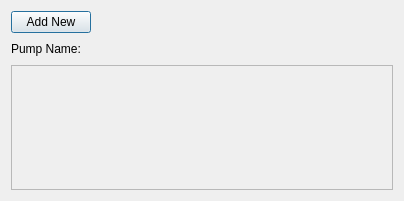
Above: ui/watering_pumpModels_dialog.ui from Ingeniousware/QGISWaterIng before the change. Below: the same form after it.
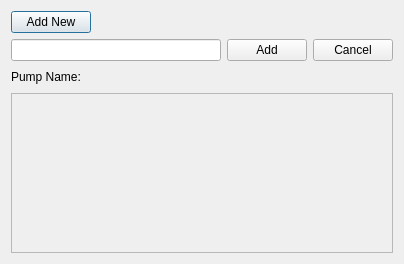
That is the form after the change.

Patch:
```diff
--- a/ui/watering_pumpModels_dialog.ui
+++ b/ui/watering_pumpModels_dialog.ui
@@ -10,7 +10,7 @@
     <x>0</x>
     <y>0</y>
     <width>404</width>
-    <height>201</height>
+    <height>264</height>
    </rect>
   </property>
   <property name="windowTitle">
@@ -41,7 +41,52 @@
      </item>
     </layout>
    </item>
+   <item row="1" column="0">
+    <layout class="QHBoxLayout" name="horizontalLayout_3">
+     <item>
+      <widget class="QLineEdit" name="newPumpLabel"/>
+     </item>
+     <item>
+      <widget class="QPushButton" name="addNewButton">
+       <property name="text">
+        <string>Add</string>
+       </property>
+      </widget>
+     </item>
+     <item>
+      <widget class="QPushButton" name="cancelButton">
+       <property name="text">
+        <string>Cancel</string>
+       </property>
+      </widget>
+     </item>
+    </layout>
+   </item>
    <item row="2" column="0">
+    <layout class="QHBoxLayout" name="horizontalLayout">
+     <item>
+      <widget class="QLabel" name="label">
+       <property name="text">
+        <string>Pump Name:</string>
+       </property>
+      </widget>
+     </item>
+     <item>
+      <spacer name="horizontalSpacer_2">
+       <property name="orientation">
+        <enum>Qt::Horizontal</enum>
+       </property>
+       <property name="sizeHint" stdset="0">
+        <size>
+         <width>40</width>
+         <height>20</height>
+        </size>
+       </property>
+      </spacer>
+     </item>
+    </layout>
+   </item>
+   <item row="4" column="0">
     <widget class="QScrollArea" name="scrollArea">
      <property name="widgetResizable">
       <bool>true</bool>
@@ -52,37 +97,13 @@
         <x>0</x>
         <y>0</y>
         <width>378</width>
-        <height>101</height>
+        <height>121</height>
        </rect>
       </property>
       <layout class="QVBoxLayout" name="verticalLayout"/>
      </widget>
     </widget>
    </item>
-   <item row="1" column="0">
-    <layout class="QHBoxLayout" name="horizontalLayout">
-     <item>
-      <widget class="QLabel" name="label">
-       <property name="text">
-        <string>Pump Name:</string>
-       </property>
-      </widget>
-     </item>
-     <item>
-      <spacer name="horizontalSpacer_2">
-       <property name="orientation">
-        <enum>Qt::Horizontal</enum>
-       </property>
-       <property name="sizeHint" stdset="0">
-        <size>
-         <width>40</width>
-         <height>20</height>
-        </size>
-       </property>
-      </spacer>
-     </item>
-    </layout>
-   </item>
   </layout>
  </widget>
  <resources/>
```
Left out of the diff: 4 changed lines with no effect on the pictures.
